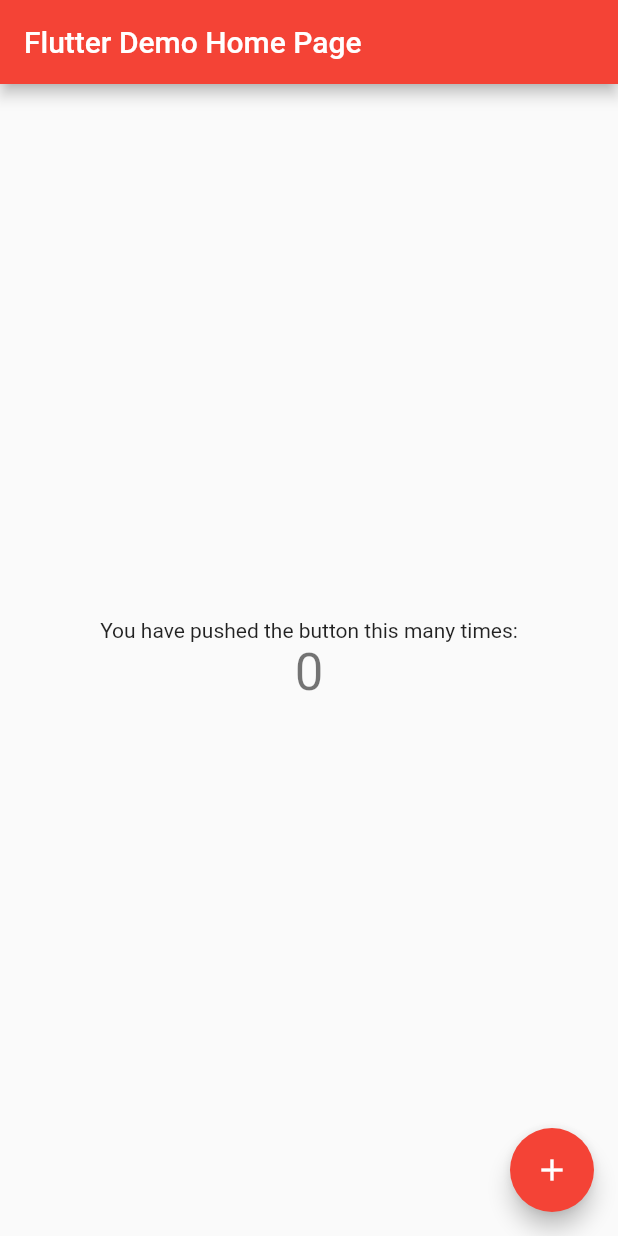
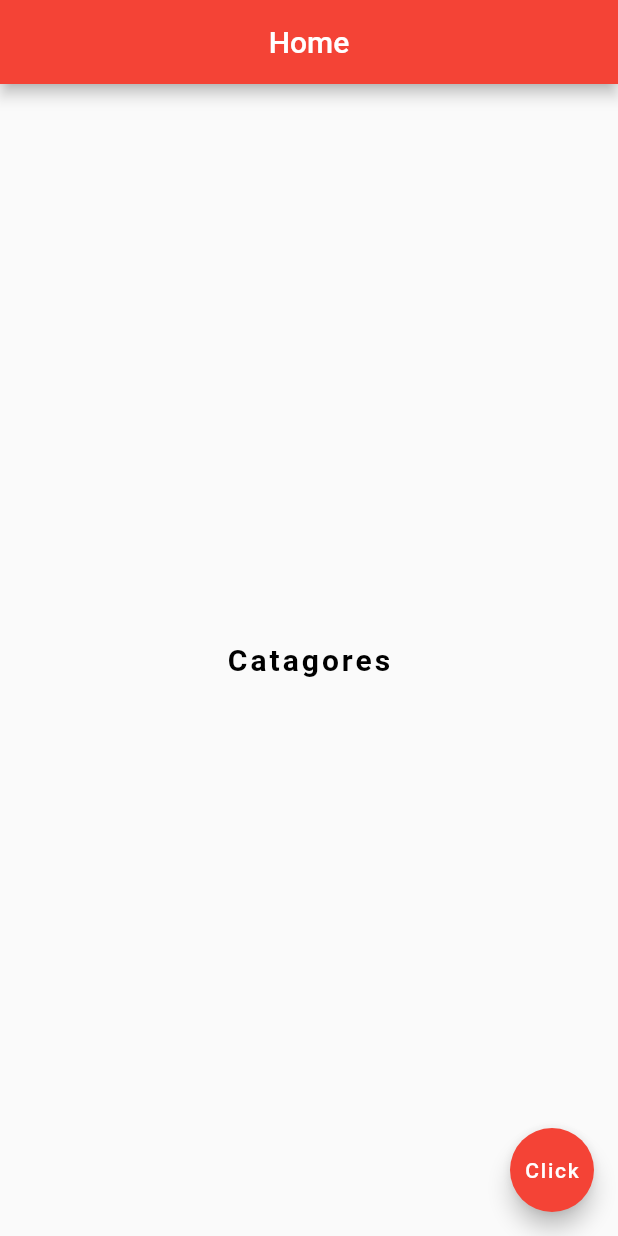
Before and after one commit to Ymedrassi/SE-534-Project, a Flutter app: the screen it shows after launch, on a phone screen of 412 x 824 dp. Run offline on Flutter 3.47's test engine with Material 2 defaults, Android fonts, the phone set to English and light mode, and no system bars; Roboto replaces fonts that are missing (Dancing).

Commit message:
Home page

```diff
--- a/lib/main.dart
+++ b/lib/main.dart
@@ -1,115 +1,39 @@
 import 'package:flutter/material.dart';
 
-void main() {
-  runApp(const MyApp());
-}
+void main() => runApp(MaterialApp(
+    home: Home()
+));
 
-class MyApp extends StatelessWidget {
-  const MyApp({super.key});
-
-  // This widget is the root of your application.
+ //Stateless Widget:
+class Home extends StatelessWidget {
+  const Home({Key? key}) : super(key: key);
   @override
   Widget build(BuildContext context) {
-    return MaterialApp(
-      title: 'Flutter Demo',
-      theme: ThemeData(
-        // This is the theme of your application.
-        //
-        // Try running your application with "flutter run". You'll see the
-        // application has a blue toolbar. Then, without quitting the app, try
-        // changing the primarySwatch below to Colors.green and then invoke
-        // "hot reload" (press "r" in the console where you ran "flutter run",
-        // or simply save your changes to "hot reload" in a Flutter IDE).
-        // Notice that the counter didn't reset back to zero; the application
-        // is not restarted.
-        primarySwatch: Colors.red,
+    return Scaffold(
+      appBar: AppBar(
+        title: Text('Home'),
+        centerTitle: true,
+        backgroundColor:Colors.red,
+
       ),
-      home: const MyHomePage(title: 'Flutter Demo Home Page'),
+      body: Center(
+        child: Text(
+          'Catagores',
+          style: TextStyle(
+            fontSize: 20,
+            fontWeight: FontWeight.bold,
+            letterSpacing: 2,
+            color: Colors.black,
+            fontFamily: 'Dancing',
+
+          ),
+        ),
+      ),
+      floatingActionButton: FloatingActionButton(
+        onPressed: (null),
+        child: Text('Click'),
+        backgroundColor: Colors.red,
+      ),
     );
   }
 }
-
-class MyHomePage extends StatefulWidget {
-  const MyHomePage({super.key, required this.title});
-
-  // This widget is the home page of your application. It is stateful, meaning
-  // that it has a State object (defined below) that contains fields that affect
-  // how it looks.
-
-  // This class is the configuration for the state. It holds the values (in this
-  // case the title) provided by the parent (in this case the App widget) and
-  // used by the build method of the State. Fields in a Widget subclass are
-  // always marked "final".
-
-  final String title;
-
-  @override
-  State<MyHomePage> createState() => _MyHomePageState();
-}
-
-class _MyHomePageState extends State<MyHomePage> {
-  int _counter = 0;
-
-  void _incrementCounter() {
-    setState(() {
-      // This call to setState tells the Flutter framework that something has
-      // changed in this State, which causes it to rerun the build method below
-      // so that the display can reflect the updated values. If we changed
-      // _counter without calling setState(), then the build method would not be
-      // called again, and so nothing would appear to happen.
-      _counter++;
-    });
-  }
-
-  @override
-  Widget build(BuildContext context) {
-    // This method is rerun every time setState is called, for instance as done
-    // by the _incrementCounter method above.
-    //
-    // The Flutter framework has been optimized to make rerunning build methods
-    // fast, so that you can just rebuild anything that needs updating rather
-    // than having to individually change instances of widgets.
-    return Scaffold(
-      appBar: AppBar(
-        // Here we take the value from the MyHomePage object that was created by
-        // the App.build method, and use it to set our appbar title.
-        title: Text(widget.title),
-      ),
-      body: Center(
-        // Center is a layout widget. It takes a single child and positions it
-        // in the middle of the parent.
-        child: Column(
-          // Column is also a layout widget. It takes a list of children and
-          // arranges them vertically. By default, it sizes itself to fit its
-          // children horizontally, and tries to be as tall as its parent.
-          //
-          // Invoke "debug painting" (press "p" in the console, choose the
-          // "Toggle Debug Paint" action from the Flutter Inspector in Android
-          // Studio, or the "Toggle Debug Paint" command in Visual Studio Code)
-          // to see the wireframe for each widget.
-          //
-          // Column has various properties to control how it sizes itself and
-          // how it positions its children. Here we use mainAxisAlignment to
-          // center the children vertically; the main axis here is the vertical
-          // axis because Columns are vertical (the cross axis would be
-          // horizontal).
-          mainAxisAlignment: MainAxisAlignment.center,
-          children: <Widget>[
-            const Text(
-              'You have pushed the button this many times:',
-            ),
-            Text(
-              '$_counter',
-              style: Theme.of(context).textTheme.headline4,
-            ),
-          ],
-        ),
-      ),
-      floatingActionButton: FloatingActionButton(
-        onPressed: _incrementCounter,
-        tooltip: 'Increment',
-        child: const Icon(Icons.add),
-      ), // This trailing comma makes auto-formatting nicer for build methods.
-    );
-  }
-}
```
Also changed, not shown: pubspec.yaml (+30 -28 lines), fonts/Anton-Regular.ttf (added), fonts/DancingScript-VariableFont_wght.ttf (added), fonts/Kanit-Regular.ttf (added), lib/login page.dart (added), pubspec.lock, 1 other file.
